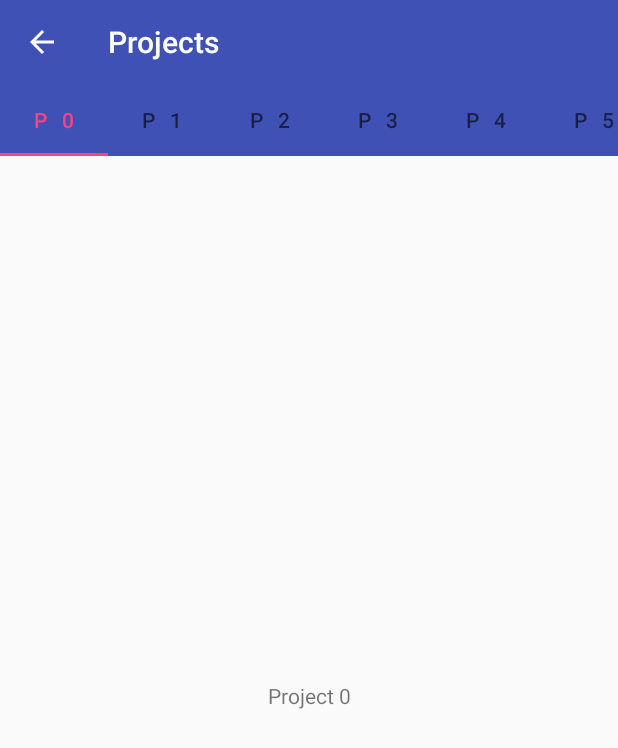
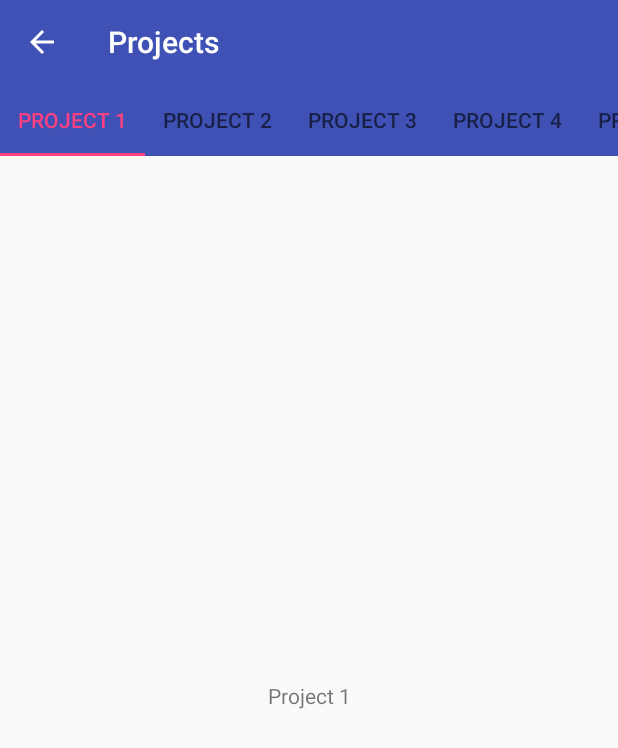
Before and after one commit to ashishgopalhattimare/Resume_Android, an Android app: the Project screen opened directly, with no data from a screen before it, on a phone screen of 412 x 824 dp. Shown: the top 748 px of the screen. Run offline under Robolectric (Android 15) with nearby library versions, the light colour scheme and no system bars.

Commit message:
ViewPager and Fragments added to Project Section

```diff
--- a/app/src/main/java/com/android/ashish/resume/project/Project.java
+++ b/app/src/main/java/com/android/ashish/resume/project/Project.java
@@ -32,7 +32,7 @@ public class Project extends Fragment
         Bundle arg = getArguments();
 
         TextView textView = new TextView(getActivity());
-        textView.setText("Project " + arg.getInt(ARG_PAGE));
+        textView.setText("Project " + (arg.getInt(ARG_PAGE) + 1));
         textView.setGravity(Gravity.CENTER);
 
         return textView;
--- a/app/src/main/java/com/android/ashish/resume/project/ProjectAdapter.java
+++ b/app/src/main/java/com/android/ashish/resume/project/ProjectAdapter.java
@@ -33,6 +33,6 @@ public class ProjectAdapter extends FragmentStatePagerAdapter
     @Override
     public CharSequence getPageTitle(int position)
     {
-        return "P   " + position;
+        return "Project " + (position + 1);
     }
 }
```
